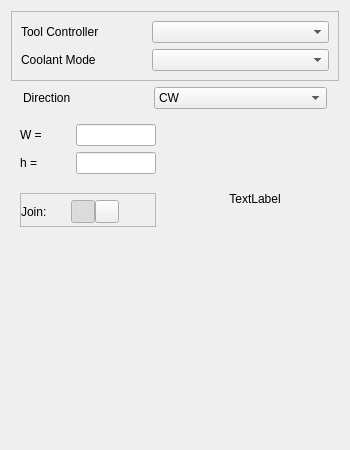
Old version of the form src/Mod/CAM/Gui/Resources/panels/PageOpDeburrEdit.ui in the repository southseact-3d/fcd.
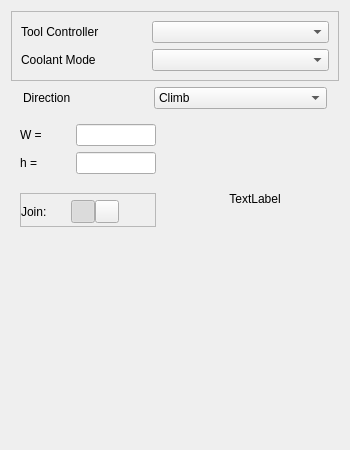
New version of the form. Custom widgets are drawn as their Qt base class.

Commit message:
CAM: Rename CW/CCW to Climb/Conventional for consistency (#14364)
* Find and replace CW/CCW with Climb/Conventional

* Find and replace CCW/CW in CAM tests

* Find and replace in some UI files

Diff of the .ui file:
```diff
--- a/src/Mod/CAM/Gui/Resources/panels/PageOpDeburrEdit.ui
+++ b/src/Mod/CAM/Gui/Resources/panels/PageOpDeburrEdit.ui
@@ -138,14 +138,14 @@
         <string>The direction in which the profile is performed, clockwise or counterclockwise.</string>
        </property>
        <property name="currentText">
-        <string>CW</string>
+                                <string>Climb</string>
        </property>
        <property name="currentIndex">
         <number>0</number>
        </property>
        <item>
         <property name="text">
-         <string>CW</string>
+                                    <string>Climb</string>
         </property>
        </item>
        <item>
```
Left out of the diff: 2 changed lines with no effect on the pictures. Lines whose indentation alone changed are shown as unchanged. The commit also changes 15 other files.
